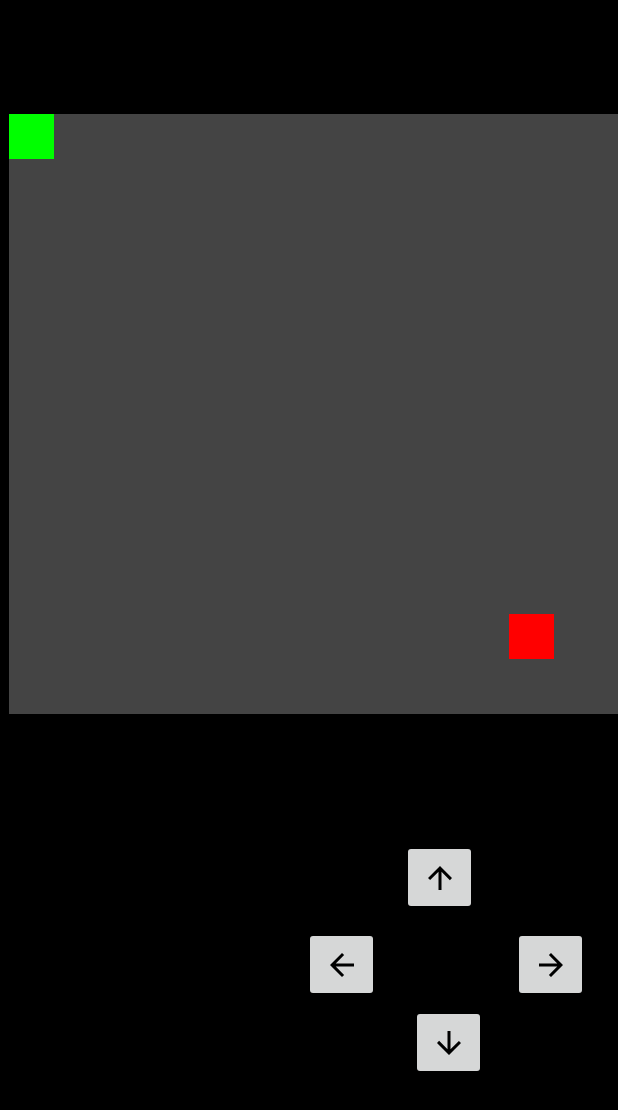
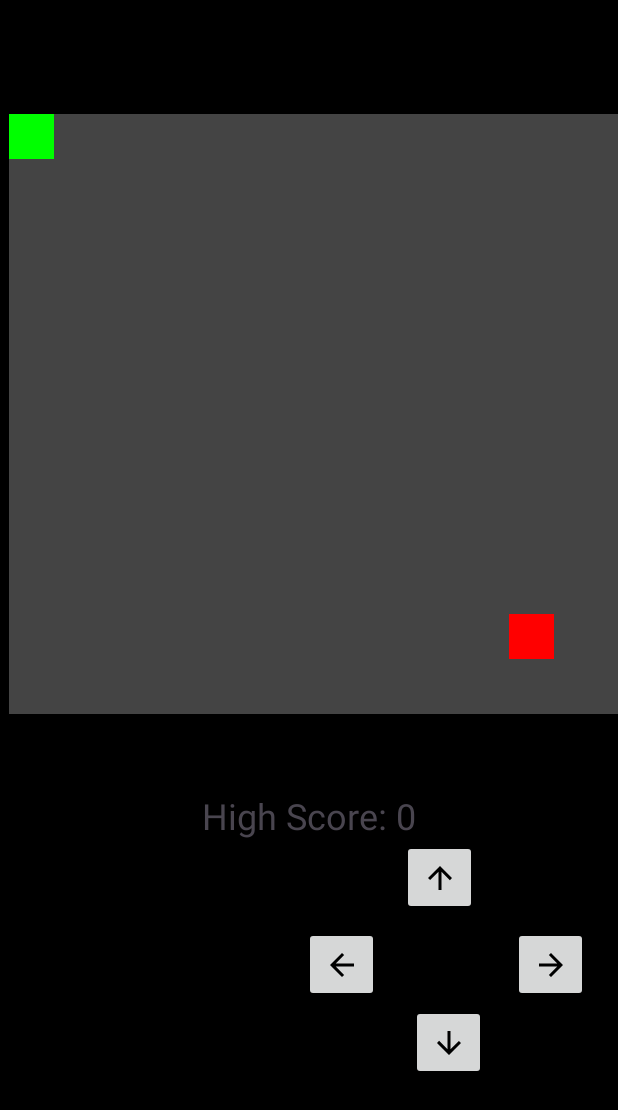
Before and after one commit to Hirenr12/BrainRotGame_OPSC7312POE, an Android app: the SnakeGameActivity screen opened directly, with no data from a screen before it, on a phone screen of 412 x 824 dp. Shown: the top 1110 px of the screen. Run offline under Robolectric (Android 15) with nearby library versions, the phone set to English and light mode, and no system bars; our stand-ins replace Firebase (no records; nobody signed in at launch, a user with empty details on screens opened directly).

Commit message:
Updated SnakeGameActivity.kt to cater for the Leaderboard and API.

```diff
--- a/app/src/main/java/com/example/practiceapplicationbrg/SnakeGameActivity.kt
+++ b/app/src/main/java/com/example/practiceapplicationbrg/SnakeGameActivity.kt
@@ -1,30 +1,44 @@
 package com.example.practiceapplicationbrg
 
-import android.content.Context // Import added here
+// SnakeGameActivity.kt
+
+import android.content.Context
+import android.content.SharedPreferences
 import android.os.Bundle
+import android.util.Log
 import android.view.GestureDetector
 import android.view.MotionEvent
 import android.view.View
+import android.widget.TextView
+import android.widget.Toast
 import androidx.activity.enableEdgeToEdge
 import androidx.appcompat.app.AppCompatActivity
 import androidx.core.view.ViewCompat
 import androidx.core.view.WindowInsetsCompat
-import android.content.pm.ActivityInfo
-import kotlinx.coroutines.*
-import kotlin.math.abs
+import com.example.practiceapplicationbrg.ApiService
+import com.example.practiceapplicationbrg.SubmitScoreRequest
 import com.google.firebase.auth.FirebaseAuth
 import com.google.firebase.firestore.FirebaseFirestore
-import android.widget.Toast
+import kotlinx.coroutines.*
+import kotlinx.coroutines.tasks.await
+import retrofit2.Retrofit
+import retrofit2.converter.gson.GsonConverterFactory
+import kotlin.math.abs
 
 class SnakeGameActivity : AppCompatActivity() {
+
     private lateinit var canvas: CanvasView
     private lateinit var buttonUp: View
     private lateinit var buttonDown: View
     private lateinit var buttonLeft: View
     private lateinit var buttonRight: View
-    private lateinit var firestore: FirebaseFirestore
+    private lateinit var tvHighScore: TextView
+    private lateinit var sharedPreferences: SharedPreferences
+    private lateinit var apiService: ApiService
     private lateinit var auth: FirebaseAuth
-    private var score: Int = 0 // Accumulated score
+    private lateinit var db: FirebaseFirestore
+    private var score: Int = 0
+    private var currentUserUsername: String? = null
 
     override fun onCreate(savedInstanceState: Bundle?) {
         super.onCreate(savedInstanceState)
@@ -32,7 +46,7 @@ class SnakeGameActivity : AppCompatActivity() {
         setContentView(R.layout.activity_snake_game)
 
         // Initialize Firebase
-        firestore = FirebaseFirestore.getInstance()
+        db = FirebaseFirestore.getInstance()
         auth = FirebaseAuth.getInstance()
 
         // Initialize buttons
@@ -41,9 +55,15 @@ class SnakeGameActivity : AppCompatActivity() {
         buttonLeft = findViewById(R.id.button_left)
         buttonRight = findViewById(R.id.button_right)
 
+        // Initialize high score text view
+        tvHighScore = findViewById(R.id.tvHighScore)
+
+        // Initialize shared preferences
+        sharedPreferences = getSharedPreferences("SnakeGame", MODE_PRIVATE)
+
         // Set full-screen and portrait mode
         window.decorView.systemUiVisibility = View.SYSTEM_UI_FLAG_FULLSCREEN
-        requestedOrientation = ActivityInfo.SCREEN_ORIENTATION_PORTRAIT
+        requestedOrientation = android.content.pm.ActivityInfo.SCREEN_ORIENTATION_PORTRAIT
         supportActionBar?.hide()
 
         // Touch control
@@ -95,7 +115,7 @@ class SnakeGameActivity : AppCompatActivity() {
                     }
                     if (!Snake.possibleMove()) {
                         Snake.alive = false
-                        updatePoints() // Update points when the game ends
+                        updatePoints()
                         Snake.reset()
                     }
 
@@ -104,7 +124,7 @@ class SnakeGameActivity : AppCompatActivity() {
                     // Check for food consumption
                     if (Snake.headX == Food.posX && Snake.headY == Food.posY) {
                         Food.generate()
-                        score += 10 // Accumulate points locally
+                        score += 10
                     } else {
                         Snake.bodyParts.removeAt(0)
                     }
@@ -136,25 +156,133 @@ class SnakeGameActivity : AppCompatActivity() {
             if (Snake.direction != "left")
                 Snake.direction = "right"
         }
+
+        setupRetrofit()
+        fetchCurrentUserUsername {
+            displayHighScore()
+        }
     }
+
+    private fun displayHighScore() {
+        val highScore = sharedPreferences.getInt("high_score", 0)
+        tvHighScore.text = "High Score: $highScore"
+    }
+
+    private fun updateHighScore(score: Int) {
+        val highScore = sharedPreferences.getInt("high_score", 0)
+        if (score > highScore) {
+            with(sharedPreferences.edit()) {
+                putInt("high_score", score)
+                apply()
+            }
+            displayHighScore()
+        }
+    }
+
     private fun updatePoints() {
         if (score > 0) {
-            // Ensure that UI updates like Toast happen on the main thread
             runOnUiThread {
-                // Show the toast with the correct score before resetting it
                 Toast.makeText(this, "Game Over! Your score: $score", Toast.LENGTH_SHORT).show()
-
-                // Update with accumulated score in Firebase first
-                PointsManager.updateUserPoints(firestore, auth, score, this@SnakeGameActivity)
-
-                // Now reset the score after the update and toast
+                updateHighScore(score)
+                submitScore(score)
                 score = 0
             }
         }
     }
 
+    private fun setupRetrofit() {
+        val retrofit = Retrofit.Builder()
+            .baseUrl("https://brainrotapi.ue.r.appspot.com/")
+            .addConverterFactory(GsonConverterFactory.create())
+            .build()
 
-    // Swipe touch listener implementation
+        apiService = retrofit.create(ApiService::class.java)
+    }
+
+    private fun submitScore(score: Int) {
+        if (!currentUserUsername.isNullOrBlank()) {
+            Log.d("SnakeGameActivity", "Submitting score: $score for user: $currentUserUsername")
+
+            val scoreRequest = SubmitScoreRequest(
+                gameName = "Snake Game",
+                username = currentUserUsername!!,
+                score = score
+            )
+
+            Log.d("SnakeGameActivity", "Score Request: $scoreRequest")
+
+            CoroutineScope(Dispatchers.IO).launch {
+                try {
+                    val response = apiService.submitScore(scoreRequest)
+
+                    if (response.isSuccessful) {
+                        Log.d("SnakeGameActivity", "Score submitted successfully!")
+
+                        withContext(Dispatchers.Main) {
+                            Toast.makeText(
+                                this@SnakeGameActivity,
+                                "Score submitted successfully!",
+                                Toast.LENGTH_SHORT
+                            ).show()
+                        }
+
+                    } else {
+                        Log.e("SnakeGameActivity", "Failed to submit score: ${response.errorBody()?.string()}")
+
+                        withContext(Dispatchers.Main) {
+                            Toast.makeText(
+                                this@SnakeGameActivity,
+                                "Failed to submit score.",
+                                Toast.LENGTH_SHORT
+                            ).show()
+                        }
+
+                    }
+                } catch (e: Exception) {
+                    Log.e("SnakeGameActivity", "Error submitting score", e)
+
+                    withContext(Dispatchers.Main) {
+                        Toast.makeText(
+                            this@SnakeGameActivity,
+                            "Error submitting score.",
+                            Toast.LENGTH_SHORT
+                        ).show()
+                    }
+                }
+            }
+        } else {
+            Log.e("SnakeGameActivity", "Current user username is null, score submission skipped")
+        }
+    }
+
+    private fun fetchCurrentUserUsername(onFetchComplete: () -> Unit) {
+        CoroutineScope(Dispatchers.IO).launch {
+            val currentUserUid = auth.currentUser?.uid ?: return@launch
+
+            try {
+                val documentSnapshot = db.collection("users").document(currentUserUid).get().await()
+                if (documentSnapshot.exists()) {
+                    currentUserUsername = documentSnapshot.getString("username")
+                    Log.d("SnakeGameActivity", "Fetched username: $currentUserUsername")
+                } else {
+                    Log.e("SnakeGameActivity", "User document not found")
+                    withContext(Dispatchers.Main) {
+                        Toast.makeText(this@SnakeGameActivity, "Failed to fetch user information", Toast.LENGTH_SHORT).show()
+                    }
+                }
+            } catch (e: Exception) {
+                Log.e("SnakeGameActivity", "Error fetching username", e)
+                withContext(Dispatchers.Main) {
+                    Toast.makeText(this@SnakeGameActivity, "Error fetching username", Toast.LENGTH_SHORT).show()
+                }
+            } finally {
+                withContext(Dispatchers.Main) {
+                    onFetchComplete()
+                }
+            }
+        }
+    }
+
     open class OnSwipeTouchListener(context: Context) : View.OnTouchListener {
         private val gestureDetector = GestureDetector(context, GestureListener())
 
--- a/app/src/main/res/layout/activity_snake_game.xml
+++ b/app/src/main/res/layout/activity_snake_game.xml
@@ -1,4 +1,6 @@
 <?xml version="1.0" encoding="utf-8"?>
+<!-- activity_snake_game.xml -->
+
 <androidx.constraintlayout.widget.ConstraintLayout xmlns:android="http://schemas.android.com/apk/res/android"
     xmlns:app="http://schemas.android.com/apk/res-auto"
     xmlns:tools="http://schemas.android.com/tools"
@@ -63,4 +65,13 @@
         app:layout_constraintEnd_toEndOf="parent"
         app:srcCompat="@drawable/baseline_arrow_forward_24" />
 
+    <TextView
+        android:id="@+id/tvHighScore"
+        android:layout_width="wrap_content"
+        android:layout_height="wrap_content"
+        android:textSize="24sp"
+        app:layout_constraintBottom_toTopOf="@+id/button_up"
+        app:layout_constraintEnd_toEndOf="parent"
+        app:layout_constraintStart_toStartOf="parent" />
+
 </androidx.constraintlayout.widget.ConstraintLayout>
```
